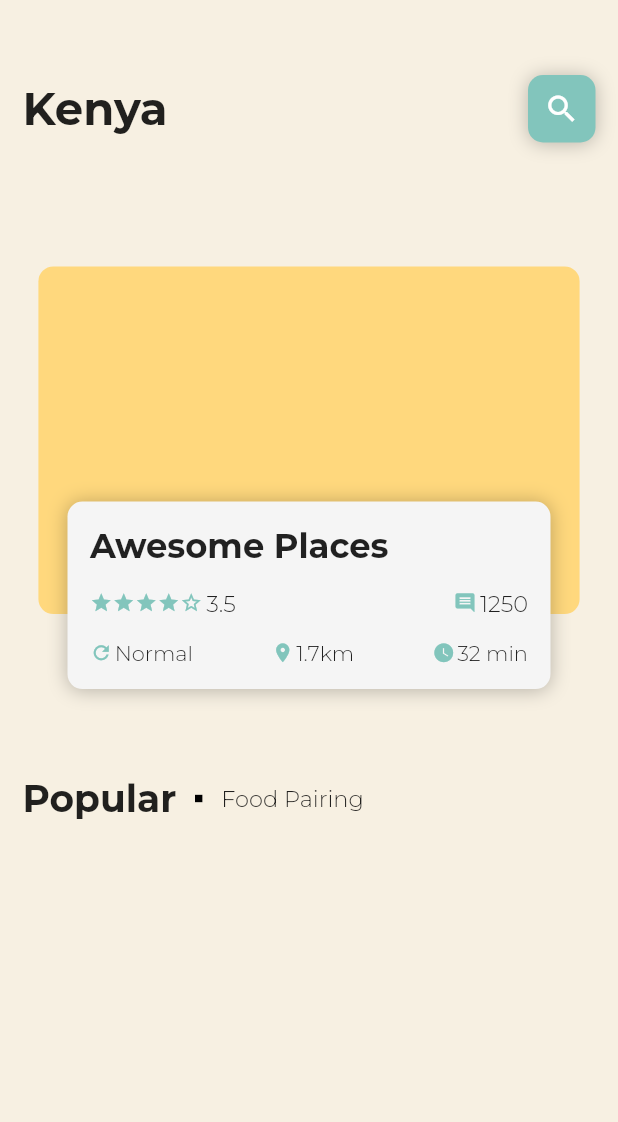
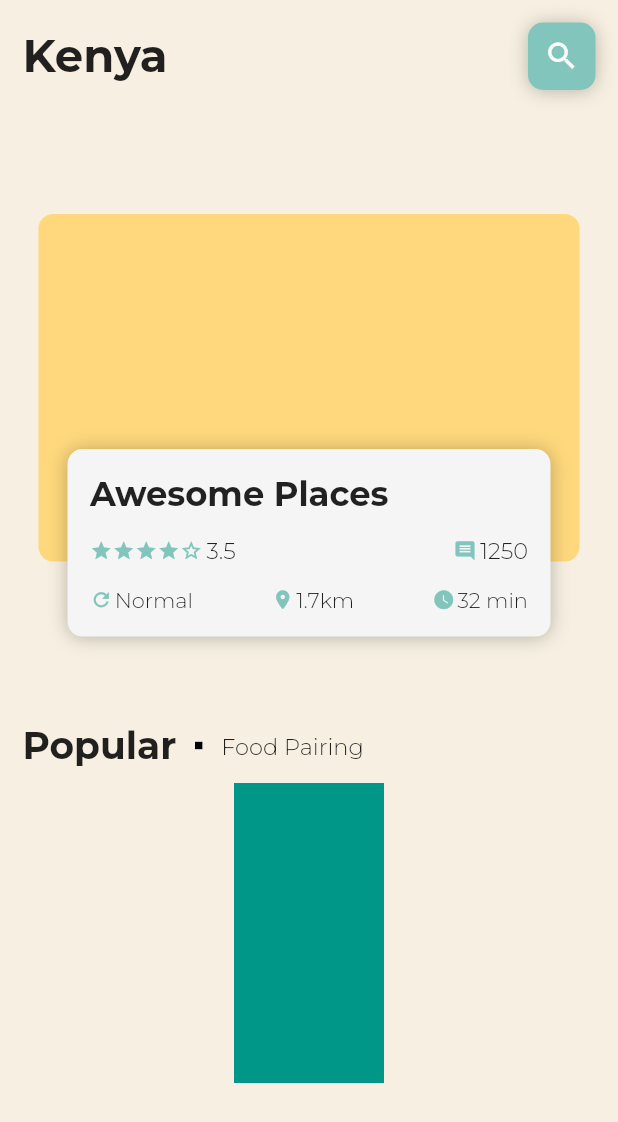
Before and after one commit to margaiwangara/flutter-food-delivery-app, a Flutter app: the screen it shows after launch, on a phone screen of 412 x 824 dp. Shown: the top 1122 px of the screen. Run offline on Flutter 3.47's test engine with Material 2 defaults, Android fonts, the phone set to English and light mode, and no system bars; drawn by our look-alikes of carousel_slider; our stand-ins replace google_fonts, wakelock.

Commit message:
added listview to entire app layout to enable scrolling

```diff
--- a/lib/ui/home.dart
+++ b/lib/ui/home.dart
@@ -22,13 +22,16 @@ class _HomepageState extends State<Homepage> {
         height: MediaQuery.of(context).size.height,
         width: MediaQuery.of(context).size.width,
         color: Theme.of(context).primaryColor.withOpacity(0.16),
-        child: Column(
-          children: <Widget>[
-            _homePageHeader(),
-            _homePageHero(),
-            _homePageDetails()
-          ],
-        ),
+        child: ListView(shrinkWrap: true, children: <Widget>[
+          Column(
+            mainAxisAlignment: MainAxisAlignment.start,
+            children: <Widget>[
+              _homePageHeader(),
+              _homePageHero(),
+              _homePageDetails()
+            ],
+          )
+        ]),
       )
     ]));
   }
@@ -39,7 +42,7 @@ class _HomepageState extends State<Homepage> {
       crossAxisAlignment: CrossAxisAlignment.start,
       children: <Widget>[
         SizedBox(
-          height: 50.0,
+          height: 15.0,
         ),
         Padding(
           padding: const EdgeInsets.symmetric(horizontal: 15.0),
@@ -313,6 +316,14 @@ class _HomepageState extends State<Homepage> {
                         fontSize: 15.0, fontWeight: FontWeight.w300),
                   ),
                 ],
+              ),
+              SizedBox(
+                height: 10.0,
+              ),
+              Container(
+                width: 100.0,
+                height: 200.0,
+                color: Colors.teal,
               )
             ],
           ),
```
